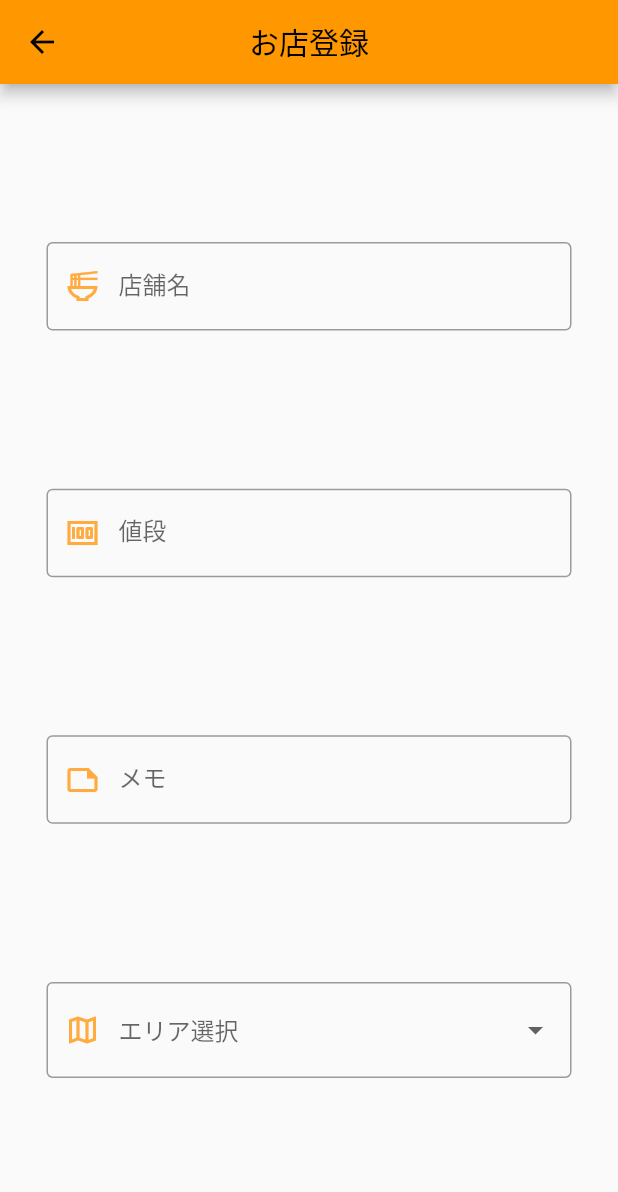
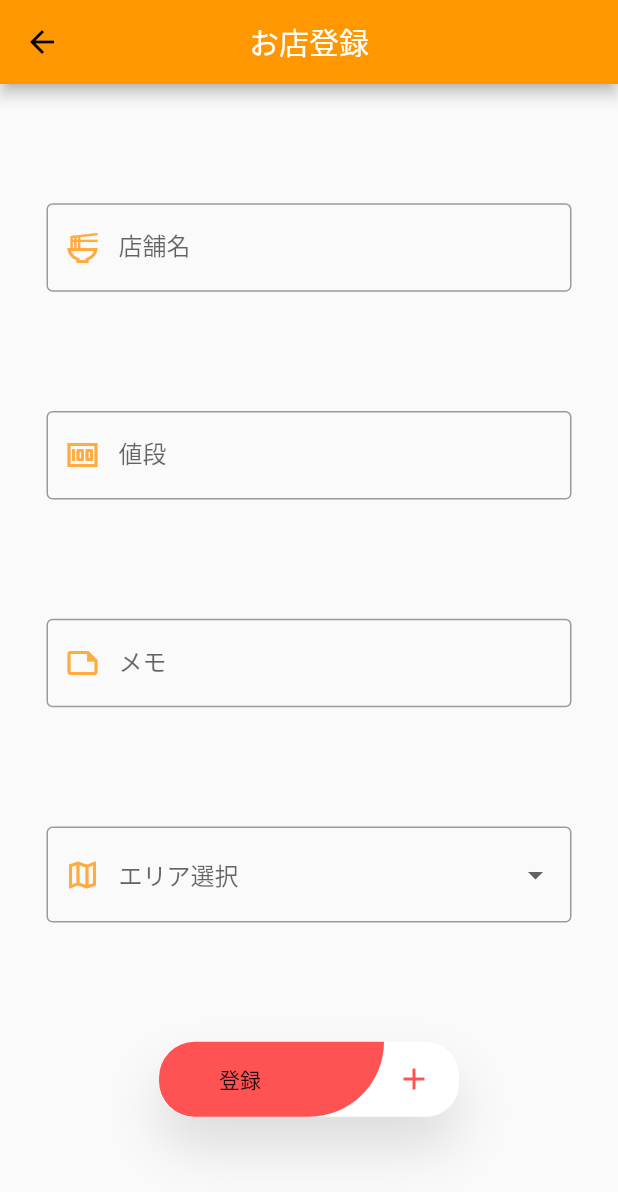
Before and after one commit to Tomohiro629/ramen_map_app, a Flutter app: the SetStorePage screen opened directly, on a phone screen of 412 x 824 dp. Shown: the top 1192 px of the screen. Run offline on Flutter 3.47's test engine with Material 2 defaults, Android fonts, the phone set to English and light mode, and no system bars; our stand-ins replace cloud_firestore, firebase_auth, firebase_core, flutter_riverpod, geocoding, geolocator and 1 more; missing offline and left inert: google_place; accounts and stored records are empty; network calls fail.

Commit message:
setStoreのfirestore保存

```diff
--- a/lib/entity/store.dart
+++ b/lib/entity/store.dart
@@ -6,6 +6,7 @@ class Store {
     required this.name,
     required this.price,
     required this.memo,
+    required this.area,
     required this.latitude,
     required this.longitude,
   });
@@ -14,6 +15,7 @@ class Store {
     required String name,
     required String price,
     required String memo,
+    required String area,
     required double latitude,
     required double longitude,
   }) {
@@ -22,6 +24,7 @@ class Store {
         name: name,
         price: price,
         memo: memo,
+        area: area,
         latitude: latitude,
         longitude: longitude);
   }
@@ -32,6 +35,7 @@ class Store {
         name: map['name'],
         price: map['price'],
         memo: map['memo'],
+        area: map['area'],
         latitude: map['latitude'],
         longitude: map['longitube']);
   }
@@ -42,6 +46,7 @@ class Store {
       'name': name,
       'price': price,
       'memo': memo,
+      'area': area,
       'latitude': latitude,
       'longitube': longitude,
     };
@@ -51,6 +56,7 @@ class Store {
   final String name;
   final String price;
   final String memo;
+  final String area;
   final double latitude;
   final double longitude;
 }
--- a/lib/set_store_page/components/price_field.dart
+++ b/lib/set_store_page/components/price_field.dart
@@ -10,6 +10,7 @@ class PriceField extends StatelessWidget {
       width: 350.0,
       child: TextFormField(
         controller: price,
+        keyboardType: TextInputType.number,
         decoration: const InputDecoration(
             border: OutlineInputBorder(
                 borderSide: BorderSide(
--- /dev/null
+++ b/lib/set_store_page/components/set_button.dart
@@ -0,0 +1,67 @@
+import 'package:flutter/material.dart';
+import 'package:flutter_riverpod/flutter_riverpod.dart';
+import 'package:ramen_map_app/set_store_page/set_store_controller.dart';
+
+class SetButton extends ConsumerWidget {
+  const SetButton({Key? key}) : super(key: key);
+
+  @override
+  Widget build(BuildContext context, WidgetRef ref) {
+    final storeSetController = ref.watch(setStoreControllerProvider);
+    return MaterialButton(
+        onPressed: () {
+          try {
+            storeSetController.setStore(
+                name: "name",
+                price: "price",
+                memo: " memo",
+                area: '',
+                latitude: 3.1111,
+                longitude: 4.1234);
+          } catch (e) {
+            ScaffoldMessenger.of(context).showSnackBar(
+              const SnackBar(
+                content: Text("登録エラー"),
+                backgroundColor: Colors.red,
+              ),
+            );
+          }
+        },
+        child: InkWell(
+          child: Container(
+            width: 200.0,
+            decoration: BoxDecoration(boxShadow: const [
+              BoxShadow(
+                  offset: Offset(0.0, 20.0),
+                  blurRadius: 30.0,
+                  color: Colors.black12)
+            ], color: Colors.white, borderRadius: BorderRadius.circular(22.0)),
+            child: Row(children: <Widget>[
+              Container(
+                height: 50.0,
+                width: 150.0,
+                padding: const EdgeInsets.symmetric(
+                    vertical: 15.0, horizontal: 40.0),
+                decoration: const BoxDecoration(
+                    color: Colors.redAccent,
+                    borderRadius: BorderRadius.only(
+                        bottomLeft: Radius.circular(95.0),
+                        topLeft: Radius.circular(95.0),
+                        bottomRight: Radius.circular(200.0))),
+                child: Text(
+                  '登録',
+                  style: Theme.of(context).textTheme.button,
+                ),
+              ),
+              const SizedBox(
+                width: 40.0,
+                child: Icon(
+                  Icons.add_outlined,
+                  color: Colors.redAccent,
+                ),
+              )
+            ]),
+          ),
+        ));
+  }
+}
--- a/lib/set_store_page/set_store_controller.dart
+++ b/lib/set_store_page/set_store_controller.dart
@@ -16,6 +16,7 @@ class SetStoreController extends ChangeNotifier {
     required String name,
     required String price,
     required String memo,
+    required String area,
     required double latitude,
     required double longitude,
   }) async {
@@ -23,6 +24,7 @@ class SetStoreController extends ChangeNotifier {
         name: name,
         price: price,
         memo: memo,
+        area: area,
         latitude: latitude,
         longitude: longitude);
     await _reader(storeRepositoryProvider).setStore(store: store);
--- a/lib/set_store_page/set_store_page.dart
+++ b/lib/set_store_page/set_store_page.dart
@@ -3,6 +3,7 @@ import 'package:flutter_riverpod/flutter_riverpod.dart';
 import 'package:ramen_map_app/set_store_page/components/area_field.dart';
 import 'package:ramen_map_app/set_store_page/components/memo_field.dart';
 import 'package:ramen_map_app/set_store_page/components/price_field.dart';
+import 'package:ramen_map_app/set_store_page/components/set_button.dart';
 import 'package:ramen_map_app/set_store_page/components/store_field.dart';
 
 class SetStorePage extends ConsumerWidget {
@@ -16,13 +17,19 @@ class SetStorePage extends ConsumerWidget {
         appBar: AppBar(
             title: const Text(
               'お店登録',
-              style: TextStyle(),
+              style: TextStyle(color: Colors.white),
             ),
             centerTitle: true),
         body: Center(
           child: Column(
             mainAxisAlignment: MainAxisAlignment.spaceEvenly,
-            children: [StoreField(), PriceField(), MemoField(), AreaField()],
+            children: [
+              StoreField(),
+              PriceField(),
+              MemoField(),
+              AreaField(),
+              const SetButton()
+            ],
           ),
         ));
   }
```
